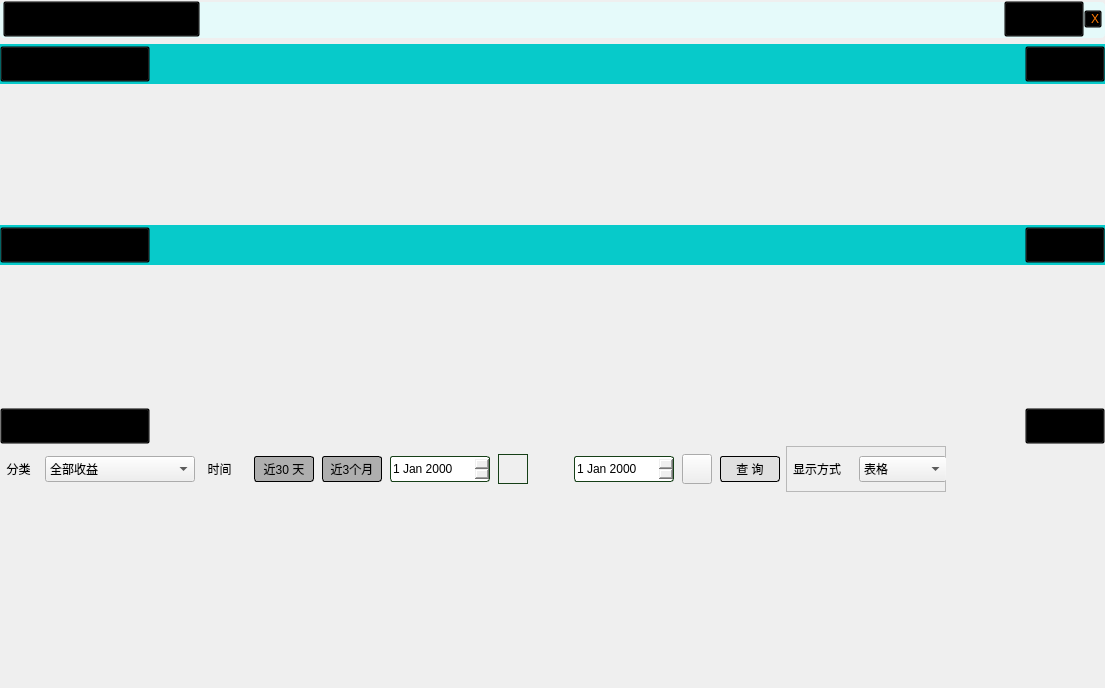
Above: VideoPlayer/creator/income/Income.ui from huizhang556/pc-video-player before the change. Below: the same form after it.
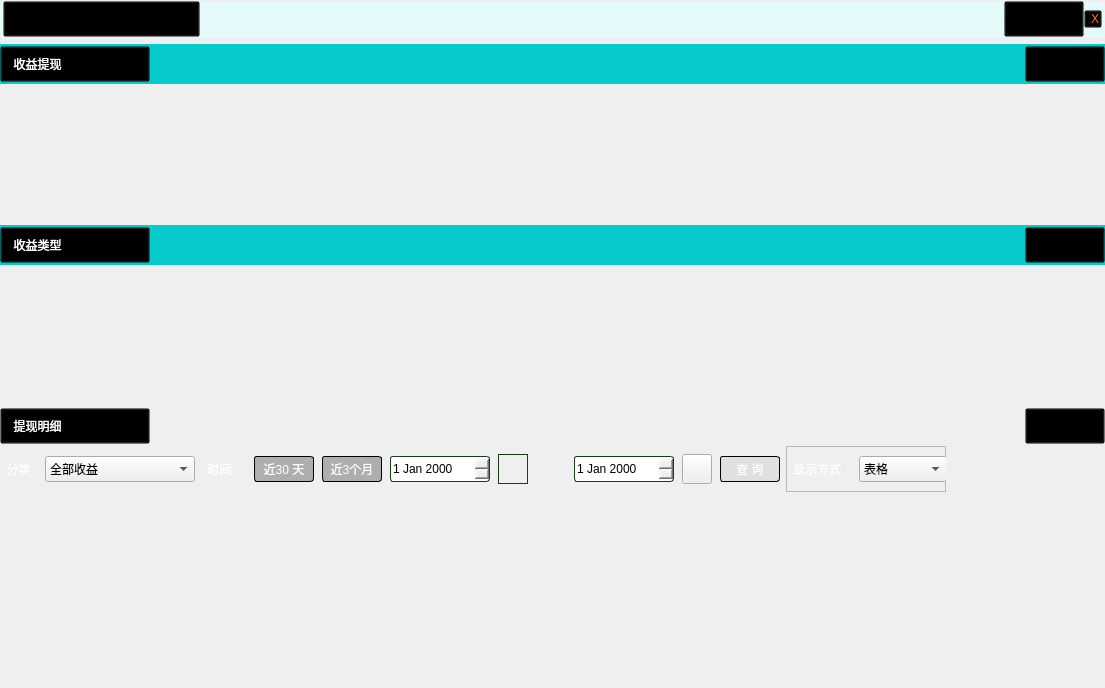
That is the form after the change. Icons and pictures are not drawn.

Patch:
```diff
--- a/VideoPlayer/creator/income/Income.ui
+++ b/VideoPlayer/creator/income/Income.ui
@@ -267,6 +267,7 @@
                <property name="styleSheet">
                 <string notr="true">QPushButton
 {
+color: white;
 text-align: left;
 padding-left: 6px;
 font: 800 16px &quot;微软雅黑&quot;;
@@ -447,6 +448,7 @@
                <property name="styleSheet">
                 <string notr="true">QPushButton
 {
+color: white;
 text-align: left;
 padding-left: 6px;
 font: 800 16px &quot;微软雅黑&quot;;
@@ -621,6 +623,7 @@
                <property name="styleSheet">
                 <string notr="true">QPushButton
 {
+color: white;
 text-align: left;
 padding-left: 6px;
 font: 800 16px &quot;微软雅黑&quot;;
@@ -696,6 +699,9 @@
                 <height>46</height>
                </size>
               </property>
+              <property name="styleSheet">
+               <string notr="true"/>
+              </property>
               <layout class="QHBoxLayout" name="horizontalLayout_30">
                <property name="leftMargin">
                 <number>0</number>
@@ -753,6 +759,12 @@
                       <height>26</height>
                      </size>
                     </property>
+                    <property name="styleSheet">
+                     <string notr="true">QLabel
+{
+color: white;
+}</string>
+                    </property>
                     <property name="text">
                      <string>  分类</string>
                     </property>
@@ -876,6 +888,12 @@
                       <height>26</height>
                      </size>
                     </property>
+                    <property name="styleSheet">
+                     <string notr="true">QLabel
+{
+color: white;
+}</string>
+                    </property>
                     <property name="text">
                      <string>  时间</string>
                     </property>
@@ -898,6 +916,7 @@
                     <property name="styleSheet">
                      <string notr="true">QPushButton
 {
+color: white;
 border: 1px solid black;
 border-radius: 3px;
 background-color: rgba(157, 157, 157,0.8);
@@ -936,6 +955,7 @@
                     <property name="styleSheet">
                      <string notr="true">QPushButton
 {
+color: white;
 border: 1px solid black;
 border-radius: 3px;
 background-color: rgba(157, 157, 157,0.8);
@@ -1099,6 +1119,7 @@
                     <property name="styleSheet">
                      <string notr="true">QPushButton
 {
+color: white;
 border: 1px solid black;
 border-radius: 3px;
 background-color: rgba(214, 214, 214,0.6);
@@ -1170,6 +1191,12 @@
                       <height>26</height>
                      </size>
                     </property>
+                    <property name="styleSheet">
+                     <string notr="true">QLabel
+{
+color: white;
+}</string>
+                    </property>
                     <property name="text">
                      <string>显示方式</string>
                     </property>
```
